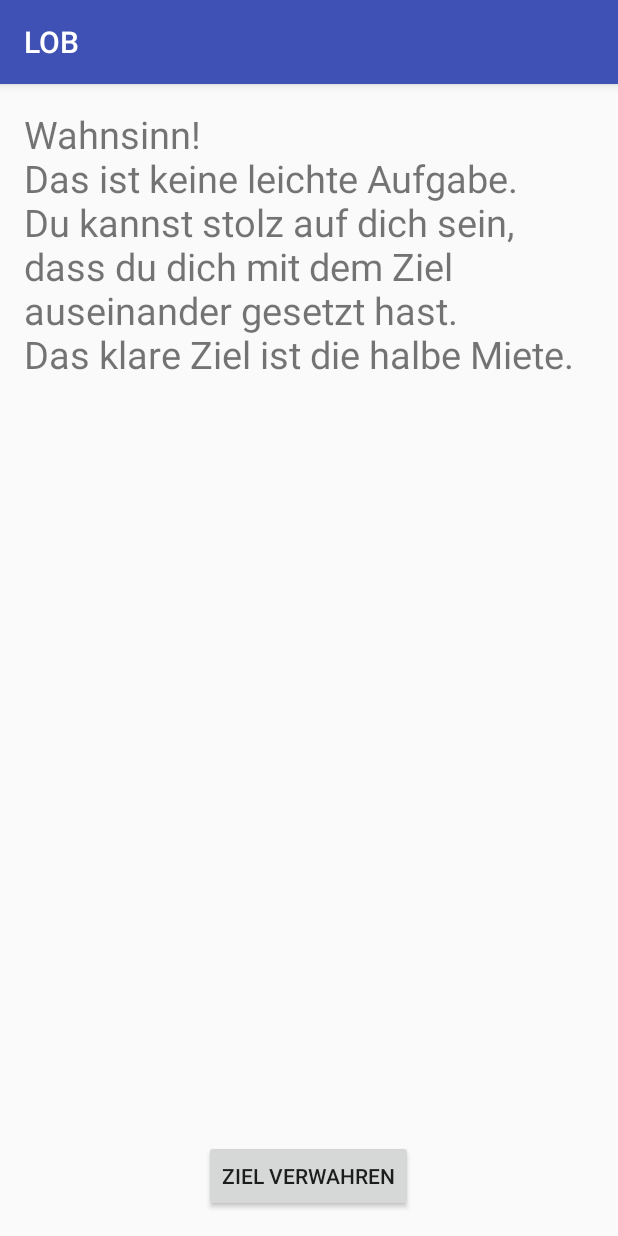
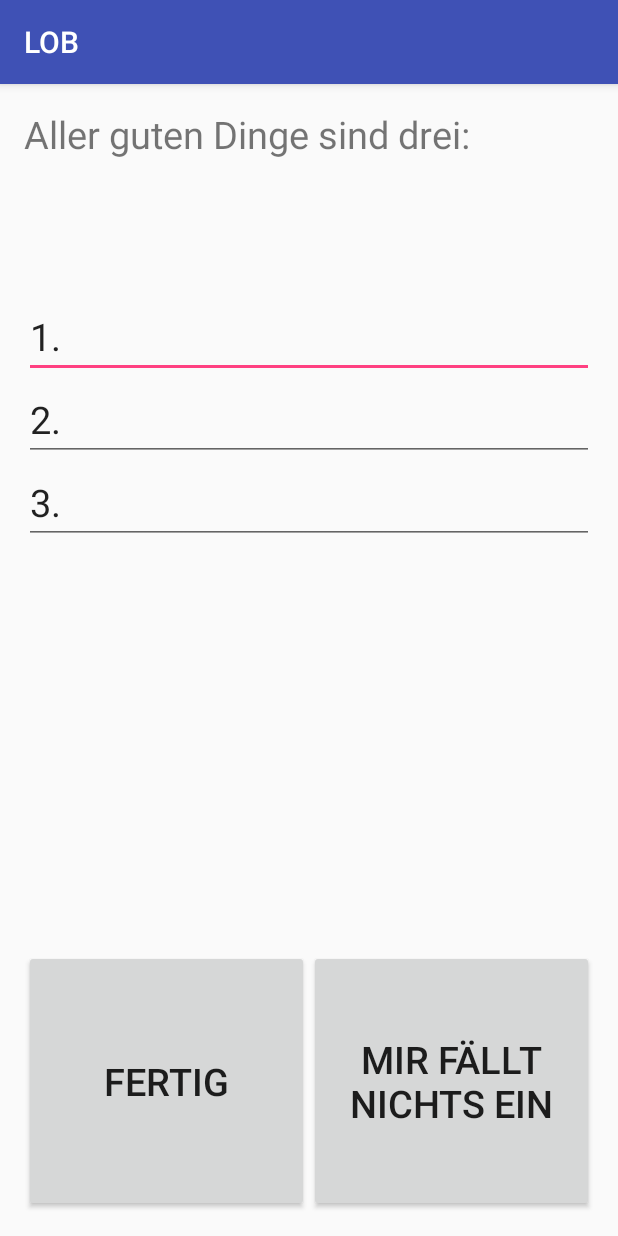
Before and after one commit to Max313/LOB, an Android app: the Level1ZielVerwahren screen opened directly, with no data from a screen before it, after a tap on "ZIEL VERWAHREN", on a phone screen of 412 x 824 dp. Run offline under Robolectric (Android 15) with nearby library versions, the phone set to English and light mode, and no system bars.

Commit message:
Seite 37

```diff
--- a/app/src/main/AndroidManifest.xml
+++ b/app/src/main/AndroidManifest.xml
@@ -19,7 +19,9 @@
         <activity android:name=".Level1Problemdefinition" />
         <activity android:name=".ProblemBeschreibung" />
         <activity android:name=".Level1Zieldefinition" />
-        <activity android:name=".Level1ZielVerwahren"></activity>
+        <activity android:name=".Level1ZielVerwahren" />
+        <activity android:name=".Level2Loesungswege" />
+        <activity android:name=".Level2Veraenderung"></activity>
     </application>
 
 </manifest>
--- a/app/src/main/java/com/example/lammel/lob/Level1ZielVerwahren.java
+++ b/app/src/main/java/com/example/lammel/lob/Level1ZielVerwahren.java
@@ -1,5 +1,6 @@
 package com.example.lammel.lob;
 
+import android.content.Intent;
 import android.support.v7.app.AppCompatActivity;
 import android.os.Bundle;
 import android.view.View;
@@ -20,6 +21,6 @@ public class Level1ZielVerwahren extends AppCompatActivity implements View.OnCli
     @Override
     public void onClick(View v) {
         //startActivity level 2
-
+        startActivity(new Intent(this, Level2Loesungswege.class));
     }
 }
--- /dev/null
+++ b/app/src/main/java/com/example/lammel/lob/Level2Loesungswege.java
@@ -0,0 +1,40 @@
+package com.example.lammel.lob;
+
+import android.content.Intent;
+import android.support.v7.app.AppCompatActivity;
+import android.os.Bundle;
+import android.view.View;
+import android.widget.Button;
+
+public class Level2Loesungswege extends AppCompatActivity implements View.OnClickListener{
+
+    private Button fertig;
+    private Button mirFaelltNichtsEin;
+
+    @Override
+    protected void onCreate(Bundle savedInstanceState) {
+        super.onCreate(savedInstanceState);
+        setContentView(R.layout.activity_level2_loesungswege);
+        fertig = (Button) findViewById(R.id.loesungswege_ButtonFertig);
+        fertig.setOnClickListener(this);
+        mirFaelltNichtsEin = (Button) findViewById(R.id.loesungswege_ButtonNichts);
+        mirFaelltNichtsEin.setOnClickListener(this);
+    }
+
+    @Override
+    public void onClick(View v) {
+        switch (v.getId()) {
+            case R.id.loesungswege_ButtonFertig:
+                startActivity(new Intent(this, Level2Veraenderung.class));
+                break;
+
+            case R.id.loesungswege_ButtonNichts:
+                // oder Dialog?
+                startActivity(new Intent(this, ProblemBeschreibung.class));
+                break;
+
+            default:
+                break;
+        }
+    }
+}
--- /dev/null
+++ b/app/src/main/java/com/example/lammel/lob/Level2Veraenderung.java
@@ -0,0 +1,13 @@
+package com.example.lammel.lob;
+
+import android.support.v7.app.AppCompatActivity;
+import android.os.Bundle;
+
+public class Level2Veraenderung extends AppCompatActivity {
+
+    @Override
+    protected void onCreate(Bundle savedInstanceState) {
+        super.onCreate(savedInstanceState);
+        setContentView(R.layout.activity_level2_veraenderung);
+    }
+}
--- /dev/null
+++ b/app/src/main/res/layout/activity_level2_loesungswege.xml
@@ -0,0 +1,66 @@
+<?xml version="1.0" encoding="utf-8"?>
+<LinearLayout xmlns:android="http://schemas.android.com/apk/res/android"
+    xmlns:tools="http://schemas.android.com/tools"
+    android:id="@+id/activity_level2_loesungswege"
+    android:layout_width="match_parent"
+    android:layout_height="match_parent"
+    android:paddingBottom="@dimen/activity_vertical_margin"
+    android:paddingLeft="@dimen/activity_horizontal_margin"
+    android:paddingRight="@dimen/activity_horizontal_margin"
+    android:paddingTop="@dimen/activity_vertical_margin"
+    tools:context="com.example.lammel.lob.Level2Loesungswege"
+    android:orientation="vertical"
+    android:layout_weight="1">
+
+    <TextView
+        android:layout_width="match_parent"
+        android:layout_height="wrap_content"
+        android:text="@string/loesungswege_Textview"
+        android:textSize="25dp"
+        android:layout_weight="0.2"/>
+    <LinearLayout
+        android:layout_width="match_parent"
+        android:layout_height="wrap_content"
+        android:layout_weight="0.6"
+        android:orientation="vertical">
+        <EditText
+            android:layout_width="match_parent"
+            android:layout_height="wrap_content"
+            android:text="@string/loesungswege_EditView1"
+            android:textSize="25dp" />
+
+        <EditText
+            android:layout_width="match_parent"
+            android:layout_height="wrap_content"
+            android:text="@string/loesungswege_EditView2"
+            android:textSize="25dp"/>
+
+        <EditText
+            android:layout_width="match_parent"
+            android:layout_height="wrap_content"
+            android:text="@string/loesungswege_EditView3"
+            android:textSize="25dp"/>
+
+    </LinearLayout>
+    <LinearLayout
+        android:layout_width="match_parent"
+        android:layout_height="wrap_content"
+        android:layout_weight="0.2">
+        <Button
+            android:layout_width="match_parent"
+            android:layout_height="match_parent"
+            android:text="@string/loesungswege_Button1"
+            android:textSize="25dp"
+            android:layout_weight="0.5"
+            android:id="@+id/loesungswege_ButtonFertig"/>
+
+        <Button
+            android:layout_width="match_parent"
+            android:layout_height="match_parent"
+            android:text="@string/loesungswege_Button2"
+            android:textSize="25dp"
+            android:layout_weight="0.5"
+            android:id="@+id/loesungswege_ButtonNichts"/>
+
+    </LinearLayout>
+</LinearLayout>
--- /dev/null
+++ b/app/src/main/res/layout/activity_level2_veraenderung.xml
@@ -0,0 +1,13 @@
+<?xml version="1.0" encoding="utf-8"?>
+<RelativeLayout xmlns:android="http://schemas.android.com/apk/res/android"
+    xmlns:tools="http://schemas.android.com/tools"
+    android:id="@+id/activity_level2_veraenderung"
+    android:layout_width="match_parent"
+    android:layout_height="match_parent"
+    android:paddingBottom="@dimen/activity_vertical_margin"
+    android:paddingLeft="@dimen/activity_horizontal_margin"
+    android:paddingRight="@dimen/activity_horizontal_margin"
+    android:paddingTop="@dimen/activity_vertical_margin"
+    tools:context="com.example.lammel.lob.Level2Veraenderung">
+
+</RelativeLayout>
--- a/app/src/main/res/values/strings.xml
+++ b/app/src/main/res/values/strings.xml
@@ -27,7 +27,13 @@
     <string name="zielVerwahren_TextView">Wahnsinn!\nDas ist keine leichte Aufgabe.\nDu kannst stolz auf dich sein, dass du dich mit dem Ziel auseinander gesetzt hast.\nDas klare Ziel ist die halbe Miete.</string>
     <string name="zielVerwahren_Button">Ziel verwahren</string>
 
-
+    <!-- Neue Loesungswege -->
+    <string name="loesungswege_Textview">Aller guten Dinge sind drei:</string>
+    <string name="loesungswege_EditView1">1. </string>
+    <string name="loesungswege_EditView2">2. </string>
+    <string name="loesungswege_EditView3">3. </string>
+    <string name="loesungswege_Button1">Fertig</string>
+    <string name="loesungswege_Button2">Mir fällt nichts ein</string>
 
 
 </resources>
```
